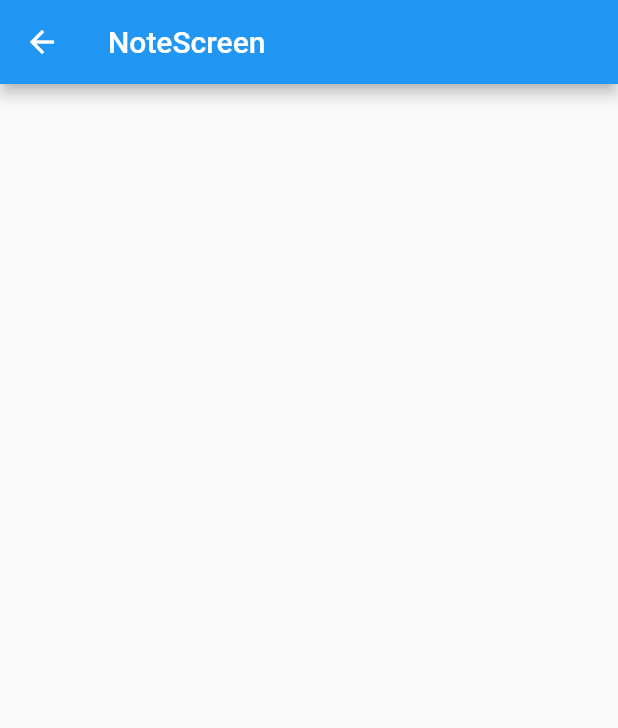
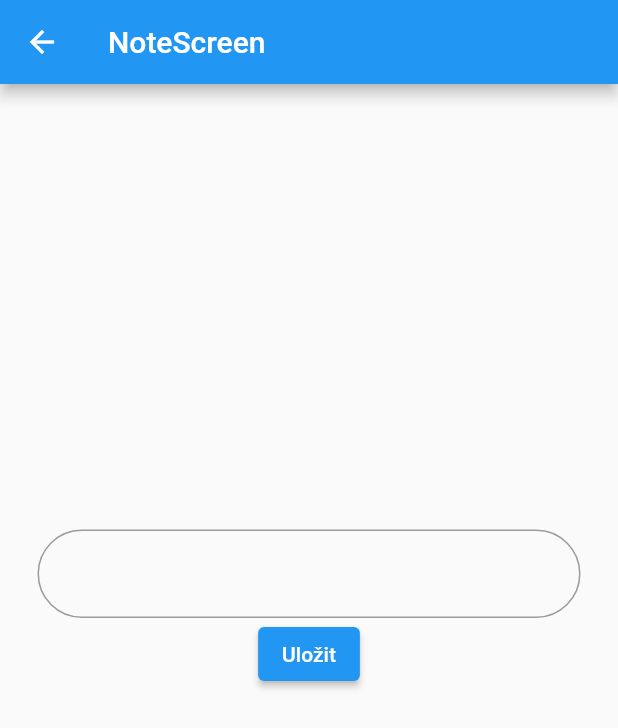
Before and after one commit to flutter-kurz-2/treti_lekce, a Flutter app: the NoteScreen screen opened directly, on a phone screen of 412 x 824 dp. Shown: the top 728 px of the screen. Run offline on Flutter 3.47's test engine with Material 2 defaults, Android fonts, the light colour scheme and no system bars.

Commit message:
prvni zmena

```diff
--- a/lib/screens/note_screen.dart
+++ b/lib/screens/note_screen.dart
@@ -7,7 +7,17 @@ class NoteScreen extends StatefulWidget {
   State<NoteScreen> createState() => _NoteScreenState();
 }
 
+
+
 class _NoteScreenState extends State<NoteScreen> {
+  TextEditingController noteController = TextEditingController();
+  String noteText = "";
+  void save() {
+    setState(() {
+      noteText = noteController.text;
+    });
+  }
+
   @override
   Widget build(BuildContext context) {
     return Scaffold(
@@ -19,6 +29,27 @@ class _NoteScreenState extends State<NoteScreen> {
           mainAxisAlignment: MainAxisAlignment.center,
           children: <Widget>[
 
+            Container(
+              margin: const EdgeInsets.only(left: 25.0, right: 25.0),
+              child: TextField(
+                  textAlign: TextAlign.center,
+                  controller: noteController,
+                  decoration: InputDecoration(
+                      border: OutlineInputBorder (
+                          borderRadius: BorderRadius.circular(30)
+                      )
+                  )
+              ),
+            ),
+
+            ElevatedButton(onPressed: save, child: const Text("Uložit")),
+
+            const SizedBox(
+              height: 40,
+            ),
+
+            Text(noteText,
+            style: const TextStyle(fontSize: 23),)
           ],
         ),
       ),
```
Also changed, not shown: lib/screens/home_screen.dart (+22 -3 lines).
